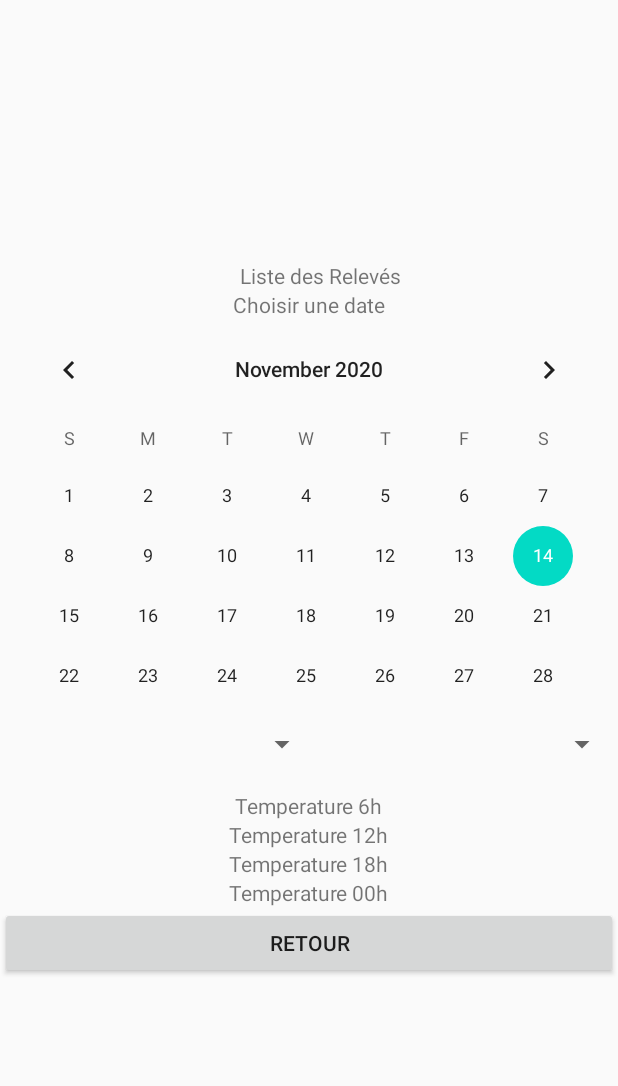
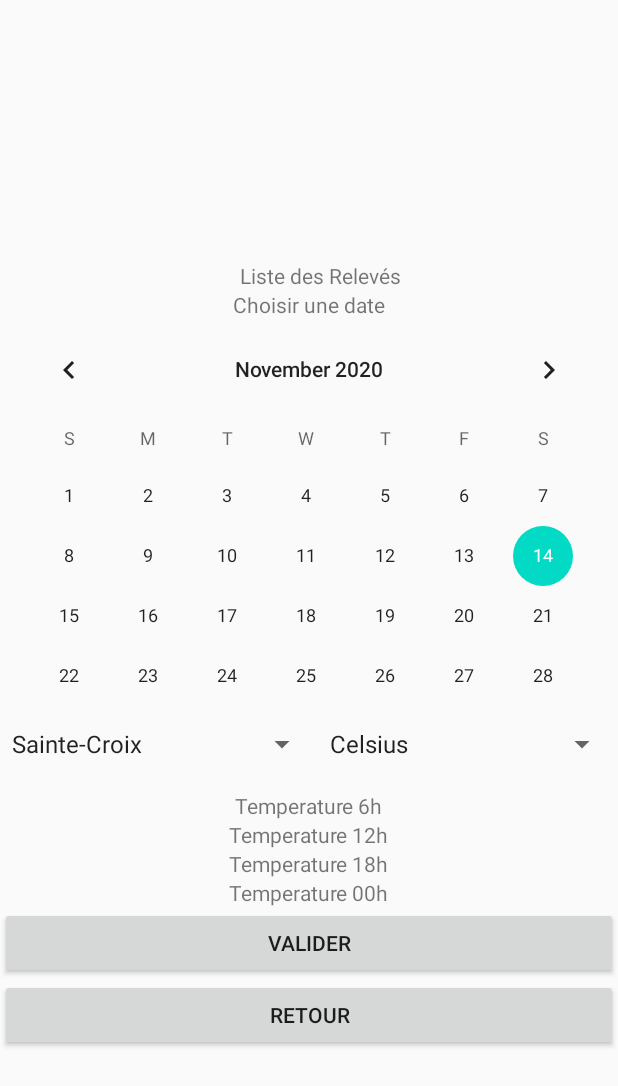
Before and after one commit to Sekaith/Tempero_Calor, an Android app: the ActivityListeReleve screen opened directly, with no data from a screen before it, on a phone screen of 412 x 824 dp. Shown: the top 1086 px of the screen. Run offline under Robolectric (Android 15) with nearby library versions, the phone set to English and light mode, and no system bars; 2 statements that could not run were skipped.

```diff
--- a/app/src/main/java/com/example/temperocalor/ActivityListeReleve.java
+++ b/app/src/main/java/com/example/temperocalor/ActivityListeReleve.java
@@ -2,18 +2,28 @@ package com.example.temperocalor;
 
 import android.app.Activity;
 import android.content.Intent;
+import android.database.Cursor;
 import android.os.Bundle;
 import android.view.View;
+import android.widget.AdapterView;
+import android.widget.ArrayAdapter;
 import android.widget.Button;
 import android.widget.CalendarView;
 import android.widget.EditText;
+import android.widget.Spinner;
 import android.widget.TextView;
+import android.widget.Toast;
+
+import androidx.annotation.NonNull;
+
+import java.util.List;
 
 public class ActivityListeReleve extends Activity {
     protected void onCreate(Bundle savedInstanceState)
     {
         super.onCreate(savedInstanceState);
         setContentView(R.layout.activity_liste_releve);
+        Button Valider = findViewById(R.id.buttonValider2);
         Button Retour = findViewById(R.id.buttonRetour2);
         final DAOBdd Bdd = new DAOBdd(this);
         Bdd.open();
@@ -25,31 +35,59 @@ public class ActivityListeReleve extends Activity {
         final TextView Temp12 = findViewById(R.id.temp12);
         final TextView Temp18 = findViewById(R.id.temp18);
         final TextView Temp00 = findViewById(R.id.temp00);
+        final Spinner nom = findViewById(R.id.nomLacSpinnerListe);
+        final Spinner unité = findViewById(R.id.unitéSpinner);
+        List lesLacs = Bdd.getAllNomLac();
 
+        String Test = lesLacs.get(1).toString();
+        String Nlac = nom.getSelectedItem().toString();
+        final String IdLac = Bdd.getIdFromNom(Nlac);
+        Toast.makeText(ActivityListeReleve.this,Test , Toast.LENGTH_SHORT).show();
+        ArrayAdapter<String> arrayAdapter = new ArrayAdapter<String>(this, android.R.layout.simple_spinner_item, lesLacs);
+        arrayAdapter.setDropDownViewResource(android.R.layout.simple_spinner_dropdown_item);
+        nom.setAdapter(arrayAdapter);
+        nom.setOnItemSelectedListener(new AdapterView.OnItemSelectedListener() {
+            @Override
+            public void onItemSelected(AdapterView<?> parent, View view, int position, long id) {
+                unLac[0] = String.valueOf(nom.getSelectedItem());
+            }
+            @Override
+            public void onNothingSelected(AdapterView<?> adapterView){
 
+            }
+        });
+        date.setOnDateChangeListener(new CalendarView.OnDateChangeListener() {
+            @Override
+            public void onSelectedDayChange(@NonNull CalendarView view, int year, int month, int dayOfMonth) {
+                String Date
+                        = dayOfMonth + "-"
+                        + (month + 1) + "-" + year;
 
-
-
-
-
-
-
-
-
-
-
-
-
-
-
-
+                // set this date in TextView for Display
+                DateText.setText(Date);
+            }
+        });
         View.OnClickListener ecouteur1 = new View.OnClickListener() {
-            @Override
+            //on implémente la méthode onclick
             public void onClick(View v) {
                 Intent intent = new Intent(ActivityListeReleve.this, MainActivity.class);
                 startActivity(intent);
+
+                switch (v.getId()) {
+                    case R.id.buttonValider2:
+                       String Date = DateText.toString();
+                       List lesTemp = Bdd.getTempReleve(Date, IdLac);
+                       Temp6.setText(lesTemp.get(0).toString());
+                       Temp12.setText(lesTemp.get(1).toString());
+                       Temp18.setText(lesTemp.get(2).toString());
+                       Temp00.setText(lesTemp.get(3).toString());
+
+                    case R.id.buttonRetour2:
+                        finish();
+                        break;}
             }
         };
+        Valider.setOnClickListener(ecouteur1);
         Retour.setOnClickListener(ecouteur1);
     }
 }
--- a/app/src/main/java/com/example/temperocalor/CreateBDD.java
+++ b/app/src/main/java/com/example/temperocalor/CreateBDD.java
@@ -25,8 +25,8 @@ public class CreateBDD extends SQLiteOpenHelper {
     private static final String COL_IDLACR = "IdLac";
     private static final String CREATE_TABLERELEVE = "CREATE TABLE " +
             TABLE_RELEVE + " ("+COL_IDRELEVE+" INTEGER PRIMARY KEY AUTOINCREMENT,"+
-            COL_DATE + " TEXT ," + COL_TEMP6 + " TEXT,  " + COL_TEMP12 +
-            " TEXT,  " + COL_TEMP18 + " TEXT,  " + COL_TEMP24 + " TEXT,  " + COL_IDLACR + " TEXT );";
+            COL_DATE + " TEXT ," + COL_TEMP6 + " INTEGER,  " + COL_TEMP12 +
+            " INTEGER,  " + COL_TEMP18 + " INTEGER,  " + COL_TEMP24 + " INTEGER,  " + COL_IDLACR + " TEXT );";
 
 
     public CreateBDD(Context context, String name, SQLiteDatabase.CursorFactory factory, int version) {
--- a/app/src/main/res/layout/activity_liste_releve.xml
+++ b/app/src/main/res/layout/activity_liste_releve.xml
@@ -62,6 +62,7 @@
                     android:id="@+id/unitéSpinner"
                     android:layout_width="match_parent"
                     android:layout_height="56dp"
+                    android:entries="@array/spinnerItems"
                     android:spinnerMode="dropdown" />
             </LinearLayout>
 
@@ -94,6 +95,12 @@
                 android:text="Temperature 00h" />
 
             <Button
+                android:id="@+id/buttonValider2"
+                android:layout_width="match_parent"
+                android:layout_height="wrap_content"
+                android:text="Valider" />
+
+            <Button
                 android:id="@+id/buttonRetour2"
                 android:layout_width="match_parent"
                 android:layout_height="wrap_content"
--- /dev/null
+++ b/app/src/main/res/values/arrays.xml
@@ -0,0 +1,7 @@
+<?xml version="1.0" encoding="utf-8"?>
+<resources>
+    <string-array name="spinnerItems">
+        <item>Celsius</item>
+        <item>Fahrenheit</item>
+    </string-array>
+</resources>
```
Also changed, not shown: app/src/main/java/com/example/temperocalor/DAOBdd.java (+39 -2 lines).
